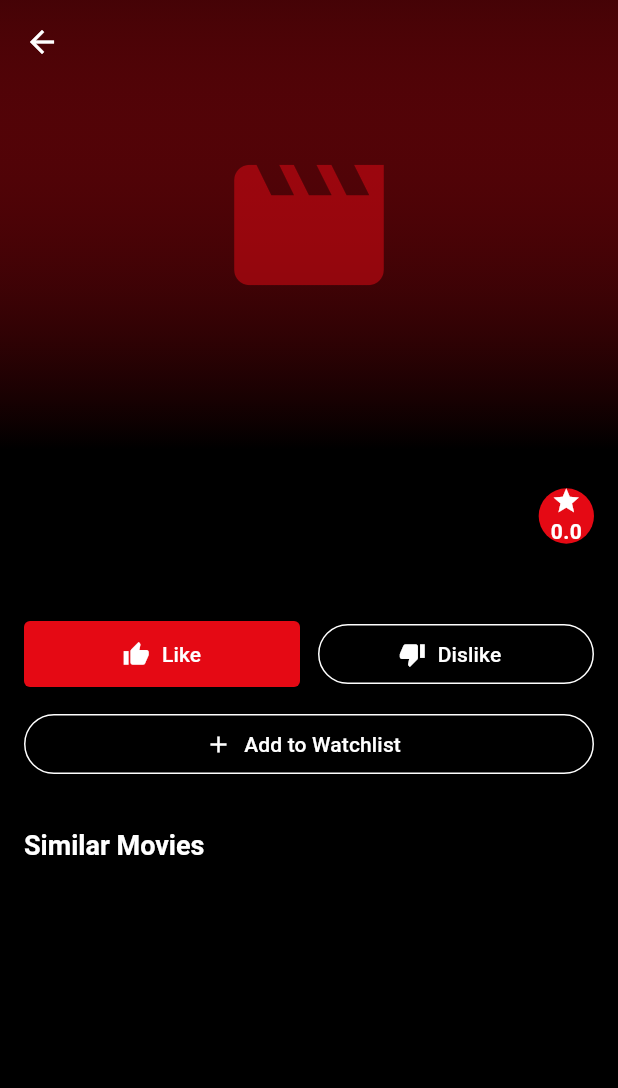
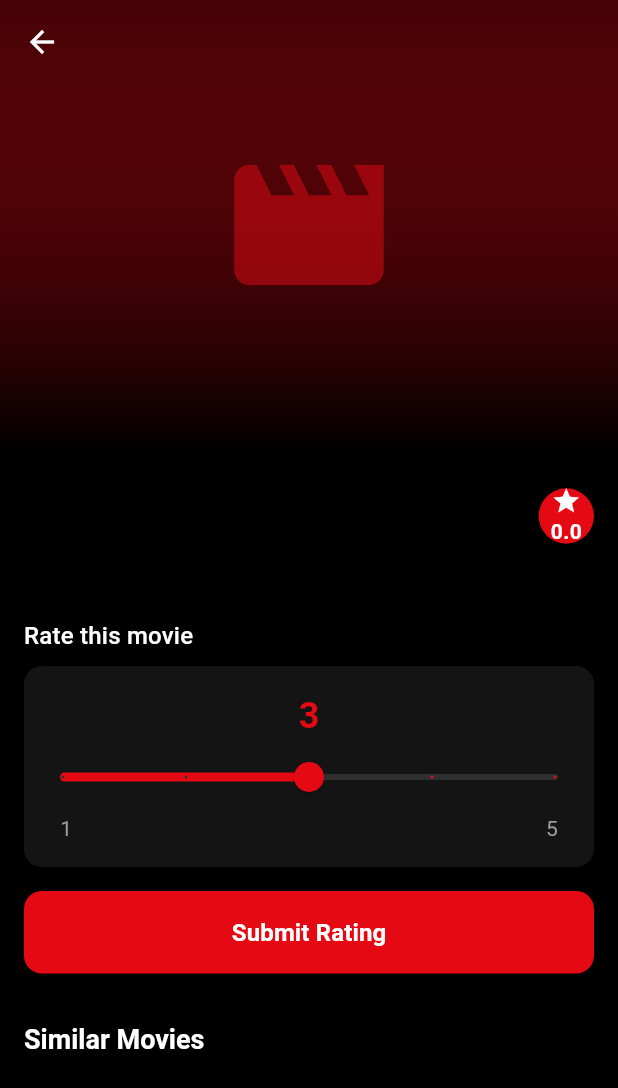
Before and after one commit to haythem-abdellaoui/Application-Mobile-Intelligente-de-Recommandation-des-Films, a Flutter app: the MovieDetailsScreen screen opened directly with empty values, on a phone screen of 412 x 824 dp. Shown: the top 1088 px of the screen. Run offline on Flutter 3.47's test engine with Material 3 defaults, Android fonts, the phone set to English and light mode, and no system bars; our stand-ins replace cached_network_image, flutter_dotenv, shared_preferences, smooth_page_indicator, sqflite, sqflite_common_ffi; accounts and stored records are empty; network calls fail.

Commit message:
Add Rating Functionality

```diff
--- a/frontend/lib/screens/login_screen.dart
+++ b/frontend/lib/screens/login_screen.dart
@@ -47,9 +47,10 @@ class _LoginScreenState extends State<LoginScreen> {
             ),
           );
         } else {
-            // Save logged-in user ID
+          // Save logged-in user ID and username
           final prefs = await SharedPreferences.getInstance();
           await prefs.setString('loggedInUserId', user.userId);
+          await prefs.setString('loggedInUsername', user.username);
 
           // Login successful, navigate to the home screen
           Navigator.pushReplacement(
--- a/frontend/lib/screens/movie_details_screen.dart
+++ b/frontend/lib/screens/movie_details_screen.dart
@@ -1,16 +1,26 @@
 import 'package:flutter/material.dart';
 import 'package:cached_network_image/cached_network_image.dart';
+import 'package:shared_preferences/shared_preferences.dart';
+import 'package:flutter_dotenv/flutter_dotenv.dart';
+import '../services/api_service.dart';
 import '../models/movie.dart';
 import '../widgets/movie_card.dart';
 import '../themes/app_theme.dart';
 
-class MovieDetailsScreen extends StatelessWidget {
+class MovieDetailsScreen extends StatefulWidget {
   final Movie movie;
 
   const MovieDetailsScreen({
     super.key,
     required this.movie,
   });
+
+  @override
+  State<MovieDetailsScreen> createState() => _MovieDetailsScreenState();
+}
+
+class _MovieDetailsScreenState extends State<MovieDetailsScreen> {
+  double _rating = 3.0;
 
   @override
   Widget build(BuildContext context) {
@@ -28,9 +38,10 @@ class MovieDetailsScreen extends StatelessWidget {
               onPressed: () => Navigator.pop(context),
             ),
             flexibleSpace: FlexibleSpaceBar(
-              background: movie.posterUrl != null && movie.posterUrl!.isNotEmpty
+              background: widget.movie.posterUrl != null &&
+                      widget.movie.posterUrl!.isNotEmpty
                   ? CachedNetworkImage(
-                      imageUrl: movie.posterUrl!,
+                      imageUrl: widget.movie.posterUrl!,
                       fit: BoxFit.cover,
                       placeholder: (context, url) => Container(
                         decoration: BoxDecoration(
@@ -106,7 +117,7 @@ class MovieDetailsScreen extends StatelessWidget {
                           crossAxisAlignment: CrossAxisAlignment.start,
                           children: [
                             Text(
-                              movie.title,
+                              widget.movie.title,
                               style: Theme.of(context).textTheme.displaySmall,
                             ),
                           ],
@@ -126,7 +137,7 @@ class MovieDetailsScreen extends StatelessWidget {
                               size: 20,
                             ),
                             Text(
-                              movie.rating?.toStringAsFixed(1) ?? 'N/A',
+                              widget.movie.rating?.toStringAsFixed(1) ?? 'N/A',
                               style: const TextStyle(
                                 color: AppTheme.white,
                                 fontWeight: FontWeight.bold,
@@ -142,7 +153,7 @@ class MovieDetailsScreen extends StatelessWidget {
                   Wrap(
                     spacing: 8,
                     runSpacing: 8,
-                    children: movie.genres.map((genre) {
+                    children: widget.movie.genres.map((genre) {
                       return Container(
                         padding: const EdgeInsets.symmetric(
                           horizontal: 12,
@@ -163,64 +174,125 @@ class MovieDetailsScreen extends StatelessWidget {
                     }).toList(),
                   ),
                   const SizedBox(height: 24),
-                  // Action Buttons
-                  Row(
+
+                  // Rating Slider
+                  Text(
+                    'Rate this movie',
+                    style: Theme.of(context).textTheme.titleMedium,
+                  ),
+                  const SizedBox(height: 8),
+                  Container(
+                    padding: const EdgeInsets.symmetric(vertical: 16),
+                    decoration: BoxDecoration(
+                      color: AppTheme.darkGray,
+                      borderRadius: BorderRadius.circular(12),
+                    ),
+                    child: Column(
                       children: [
-                      Expanded(
-                        child: ElevatedButton.icon(
-                          onPressed: () {
-                            ScaffoldMessenger.of(context).showSnackBar(
-                              const SnackBar(
-                                content: Text('Liked!'),
-                                backgroundColor: AppTheme.primaryRed,
-                              ),
-                            );
-                          },
-                          icon: const Icon(Icons.thumb_up),
-                          label: const Text('Like'),
+                        Text(
+                          _rating.toInt().toString(),
+                          style: const TextStyle(
+                            color: AppTheme.primaryRed,
+                            fontSize: 24,
+                            fontWeight: FontWeight.bold,
                           ),
                         ),
-                      const SizedBox(width: 12),
-                      Expanded(
-                        child: OutlinedButton.icon(
-                          onPressed: () {
-                            ScaffoldMessenger.of(context).showSnackBar(
-                              const SnackBar(
-                                content: Text('Disliked!'),
-                                backgroundColor: AppTheme.mediumGray,
+                        Slider(
+                          value: _rating,
+                          min: 1,
+                          max: 5,
+                          divisions: 4,
+                          activeColor: AppTheme.primaryRed,
+                          inactiveColor: AppTheme.mediumGray,
+                          label: _rating.round().toString(),
+                          onChanged: (double value) {
+                            setState(() {
+                              _rating = value;
+                            });
+                          },
                         ),
-                            );
-                          },
-                          icon: const Icon(Icons.thumb_down),
-                          label: const Text('Dislike'),
-                          style: OutlinedButton.styleFrom(
-                            foregroundColor: AppTheme.white,
-                            side: const BorderSide(color: AppTheme.white),
-                          ),
+                        const Padding(
+                          padding: EdgeInsets.symmetric(horizontal: 24),
+                          child: Row(
+                            mainAxisAlignment: MainAxisAlignment.spaceBetween,
+                            children: [
+                              Text('1', style: TextStyle(color: Colors.grey)),
+                              Text('5', style: TextStyle(color: Colors.grey)),
+                            ],
                           ),
                         ),
                       ],
                     ),
-                  const SizedBox(height: 12),
+                  ),
+                  const SizedBox(height: 16),
                   SizedBox(
                     width: double.infinity,
-                    child: OutlinedButton.icon(
-                      onPressed: () {
+                    child: ElevatedButton(
+                      onPressed: () async {
+                        try {
+                          final prefs = await SharedPreferences.getInstance();
+                          final username = prefs.getString('loggedInUsername');
+
+                          if (username != null) {
+                            // Initialize ApiService
+                            final apiService = ApiService(
+                                baseUrl: dotenv.env['API_BASE_URL'] ?? '');
+
+                            await apiService.addRating(
+                              username,
+                              int.parse(widget.movie.id),
+                              _rating
+                            );
+
+                            if (context.mounted) {
                               ScaffoldMessenger.of(context).showSnackBar(
-                          const SnackBar(
-                            content: Text('Added to Watchlist!'),
+                                SnackBar(
+                                  content: Text(
+                                    'Rating submitted: ${_rating.toInt()}',
+                                  ),
                                   backgroundColor: AppTheme.primaryRed,
                                 ),
                               );
+                            }
+                          } else {
+                            if (context.mounted) {
+                              ScaffoldMessenger.of(context).showSnackBar(
+                                const SnackBar(
+                                  content: Text('Please log in to rate movies'),
+                                  backgroundColor: AppTheme.mediumGray,
+                                ),
+                              );
+                            }
+                          }
+                        } catch (e) {
+                          if (context.mounted) {
+                            ScaffoldMessenger.of(context).showSnackBar(
+                              SnackBar(
+                                content: Text('Error submitting rating: $e'),
+                                backgroundColor: AppTheme.mediumGray,
+                              ),
+                            );
+                          }
+                        }
                       },
-                      icon: const Icon(Icons.add),
-                      label: const Text('Add to Watchlist'),
-                      style: OutlinedButton.styleFrom(
+                      style: ElevatedButton.styleFrom(
+                        backgroundColor: AppTheme.primaryRed,
                         foregroundColor: AppTheme.white,
-                        side: const BorderSide(color: AppTheme.white),
+                        padding: const EdgeInsets.symmetric(vertical: 16),
+                        shape: RoundedRectangleBorder(
+                          borderRadius: BorderRadius.circular(12),
+                        ),
+                      ),
+                      child: const Text(
+                        'Submit Rating',
+                        style: TextStyle(
+                          fontSize: 16,
+                          fontWeight: FontWeight.bold,
                         ),
                       ),
                     ),
+                  ),
+
                   const SizedBox(height: 32),
                   // Similar Movies
                   Text(
@@ -234,7 +306,7 @@ class MovieDetailsScreen extends StatelessWidget {
                       if (!snapshot.hasData) {
                         return const SizedBox(height: 200, child: Center(child: CircularProgressIndicator()));
                       }
-                      final movies = snapshot.data!.where((m) => m.id != movie.id).toList();
+                      final movies = snapshot.data!.where((m) => m.id != widget.movie.id).toList();
                       return SizedBox(
                         height: 200,
                         child: ListView.builder(
@@ -272,7 +344,7 @@ class MovieDetailsScreen extends StatelessWidget {
                       if (!snapshot.hasData) {
                         return const SizedBox(height: 200, child: Center(child: CircularProgressIndicator()));
                       }
-                      final movies = snapshot.data!.where((m) => m.id != movie.id).toList();
+                      final movies = snapshot.data!.where((m) => m.id != widget.movie.id).toList();
                       return SizedBox(
                         height: 200,
                         child: ListView.builder(
--- a/frontend/lib/services/api_service.dart
+++ b/frontend/lib/services/api_service.dart
@@ -246,4 +246,29 @@ Future<void> updateUserGenresOnServerByUsername(
     }
   }
 
+  Future<void> addRating(String username, int movieId, double rating) async {
+    final url = Uri.parse('$baseUrl/add-rating');
+    final body = jsonEncode({
+      "username": username,
+      "movie_id": movieId,
+      "rating": rating,
+    });
+
+    try {
+      final response = await http.post(
+        url,
+        headers: {"Content-Type": "application/json"},
+        body: body,
+      );
+
+      if (response.statusCode == 200) {
+        print("✅ Rating submitted successfully");
+      } else {
+        throw Exception('Failed to submit rating: ${response.body}');
+      }
+    } catch (e) {
+      print("❌ Error submitting rating: $e");
+      rethrow;
+    }
+  }
 }
```
Also changed, not shown: 1 other file. Lines whose indentation alone changed are shown as unchanged.
